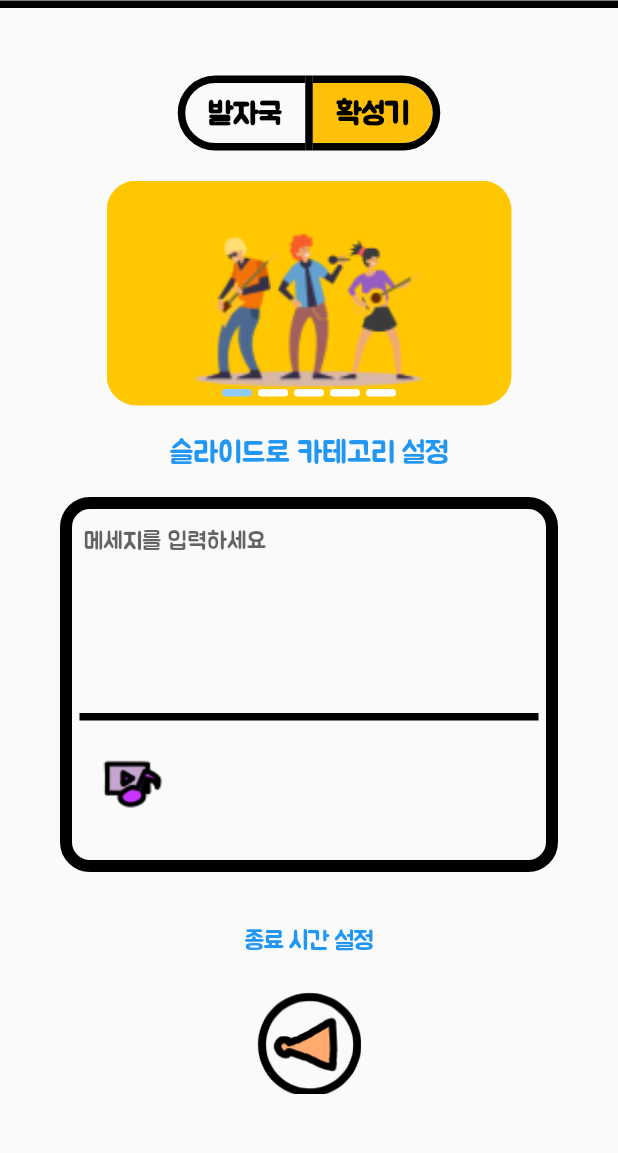
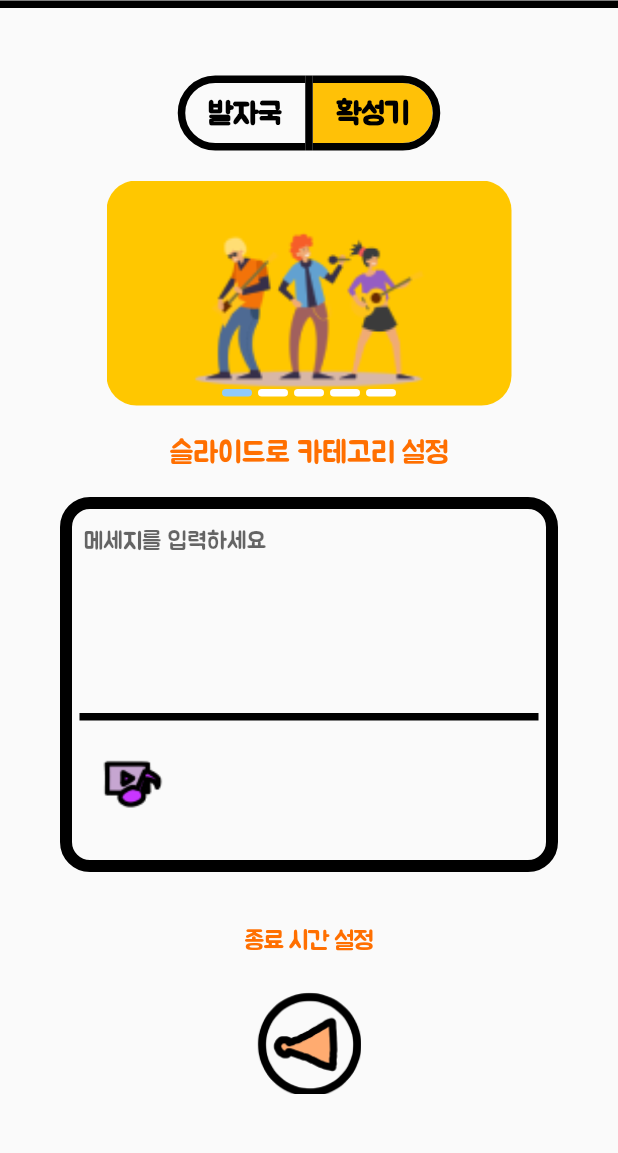
Before and after one commit to jibstring/footp, a Flutter app: the ToggleButtonsSample screen opened directly with empty values, after a tap on "확성기", on a phone screen of 412 x 824 dp, the part 82-1235 px from its top. Run offline on Flutter 3.47's test engine with Material 2 defaults, Android fonts, the phone set to English and light mode, and no system bars; drawn by our look-alikes of banner_carousel; our stand-ins replace dio, file_picker, flutter_secure_storage, fluttertoast, geolocator, get and 4 more; missing offline and left inert: android_intent_plus, log_print, naver_map_plugin, scaled_list, stomp_dart_client; accounts and stored records are empty; network calls fail.

Commit message:
🎨style : ui 수정

```diff
--- a/app_footp/lib/components/createFoot/megaPhoneForm.dart
+++ b/app_footp/lib/components/createFoot/megaPhoneForm.dart
@@ -277,7 +277,7 @@ class _megaPhoneFormState extends State<megaPhoneForm> {
         Text(
           "$_categoryresult",
           style: TextStyle(
-              fontSize: 20, color: Colors.blue, fontFamily: 'footp'),
+              fontSize: 20, color: Colors.amber[900], fontFamily: 'footp'),
         ),
         SizedBox(height: 20),
         Container(
@@ -295,6 +295,7 @@ class _megaPhoneFormState extends State<megaPhoneForm> {
                 TextField(
                   autofocus: false,
                   maxLines: 7,
+                  style: TextStyle(fontFamily: 'footp'),
                   decoration: InputDecoration(
                     border: InputBorder.none,
                     // border: const OutlineInputBorder(
@@ -406,7 +407,7 @@ class _megaPhoneFormState extends State<megaPhoneForm> {
         CupertinoButton(
           child: Text(
             "$_timeresult",
-            style: TextStyle(fontFamily: 'footp'),
+            style: TextStyle(fontFamily: 'footp', color: Colors.amber[900]),
           ),
           onPressed: () {
             _neverSatisfied(context);
--- a/app_footp/lib/components/createFoot/normalForm.dart
+++ b/app_footp/lib/components/createFoot/normalForm.dart
@@ -175,10 +175,12 @@ class _NormalFormState extends State<NormalForm> {
                           children: [
                             TextField(
                               maxLines: 3,
+                              style: TextStyle(fontFamily: 'footp'),
                               decoration: InputDecoration(
                                 border: InputBorder.none,
                                 alignLabelWithHint: true,
                                 hintText: '  메세지를 입력하세요',
+
                               ),
                               controller: myText,
                             ),
@@ -191,6 +193,7 @@ class _NormalFormState extends State<NormalForm> {
                             ),
                             TextField(
                               maxLines: 3,
+                              style: TextStyle(fontFamily: 'footp'),
                               decoration: InputDecoration(
                                 border: InputBorder.none,
                                 alignLabelWithHint: true,
@@ -203,6 +206,7 @@ class _NormalFormState extends State<NormalForm> {
                       )
                     : TextField(
                         maxLines: 7,
+                        style: TextStyle(fontFamily: 'footp'),
                         decoration: InputDecoration(
                           border: InputBorder.none,
                           alignLabelWithHint: true,
```
